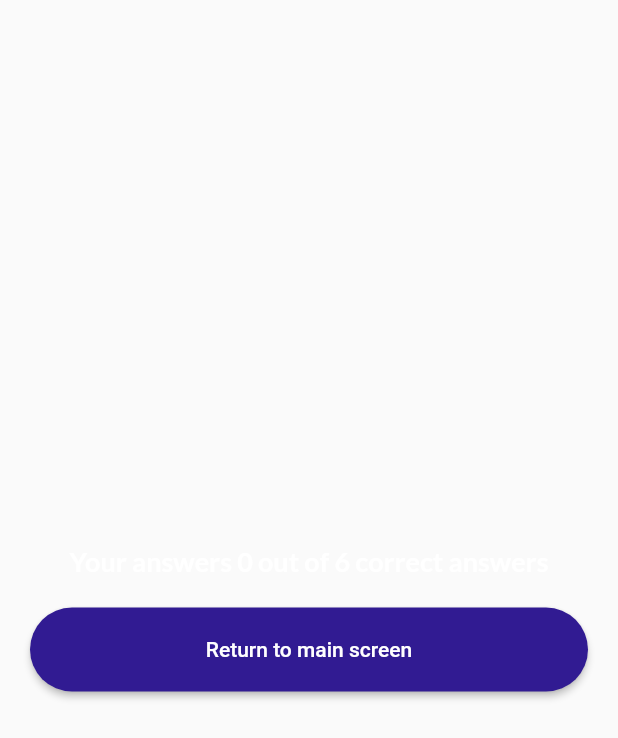
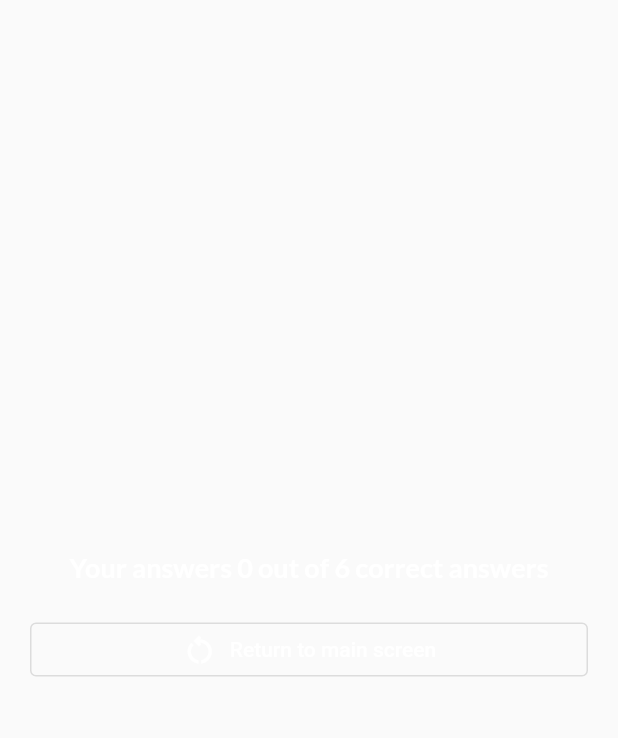
Before and after one commit to akramghaleb/quiz-app, a Flutter app: the ResultPage widget shown alone on an empty page, opened directly with empty values, on a phone screen of 412 x 824 dp. Shown: the top 738 px of the screen. Run offline on Flutter 3.47's test engine with Material 2 defaults, Android fonts, the phone set to English and light mode, and no system bars; our stand-ins replace google_fonts.

Commit message:
Result style

```diff
--- a/lib/result_page.dart
+++ b/lib/result_page.dart
@@ -3,6 +3,7 @@ import 'dart:developer';
 import 'package:flutter/material.dart';
 import 'package:google_fonts/google_fonts.dart';
 import 'package:quiz_app/data/questions.dart';
+import 'package:quiz_app/summary.dart';
 import 'package:quiz_app/widgets/answer_button.dart';
 
 class ResultPage extends StatefulWidget {
@@ -66,71 +67,18 @@ class _ResultPageState extends State<ResultPage> {
             const SizedBox(
               height: 10,
             ),
-            ...getResults().map(
-              (e) => Column(
-                children: [
-                  Row(
-                    children: [
-                      CircleAvatar(
-                        radius: 16,
-                        backgroundColor: e['correct_answer'].toString() ==
-                                e['answer'].toString()
-                            ? Colors.green
-                            : Colors.red[300],
-                        child: Text(
-                          ((e['index'] as int) + 1).toString(),
-                          style: GoogleFonts.lato(
-                            color: Colors.white,
-                            fontSize: 16,
-                          ),
-                          textAlign: TextAlign.center,
-                        ),
-                      ),
-                      const SizedBox(
-                        width: 10,
-                      ),
-                      Column(
-                        crossAxisAlignment: CrossAxisAlignment.start,
-                        children: [
-                          Text(
-                            e['question'].toString(),
-                            style: GoogleFonts.lato(
-                              color: Colors.white,
-                              fontSize: 16,
-                              fontWeight: FontWeight.bold,
-                            ),
-                            textAlign: TextAlign.center,
-                          ),
-                          Text(
-                            e['correct_answer'].toString(),
-                            style: GoogleFonts.lato(
-                              color: Color.fromARGB(139, 255, 255, 255),
-                              fontSize: 16,
-                            ),
-                            textAlign: TextAlign.center,
-                          ),
-                          Text(
-                            e['answer'].toString(),
-                            style: GoogleFonts.lato(
-                              color: Color.fromARGB(255, 0, 4, 255),
-                              fontSize: 16,
-                            ),
-                            textAlign: TextAlign.center,
-                          ),
-                        ],
-                      ),
-                    ],
-                  ),
-                ],
-              ),
-            ),
+            Summary(getResults()),
             const SizedBox(
               height: 10,
             ),
-            AnswerButton(
-              text: 'Return to main screen',
-              onPressed: () {},
-            ),
+            OutlinedButton.icon(
+                onPressed: () {},
+                icon:
+                    const Icon(Icons.restart_alt_outlined, color: Colors.white),
+                label: const Text(
+                  'Return to main screen',
+                  style: TextStyle(color: Colors.white),
+                )),
           ],
         ),
       ),
--- /dev/null
+++ b/lib/summary.dart
@@ -0,0 +1,91 @@
+import 'package:flutter/material.dart';
+import 'package:google_fonts/google_fonts.dart';
+
+class Summary extends StatelessWidget {
+  Summary(this.results, {super.key});
+
+  List<Map<String, Object>> results;
+
+  @override
+  Widget build(BuildContext context) {
+    return Column(
+      children: [
+        ...results.map(
+          (e) => Column(
+            children: [
+              Row(
+                children: [
+                  CircleAvatar(
+                    radius: 16,
+                    backgroundColor:
+                        e['correct_answer'].toString() == e['answer'].toString()
+                            ? Colors.green
+                            : Colors.red[300],
+                    child: Text(
+                      ((e['index'] as int) + 1).toString(),
+                      style: GoogleFonts.lato(
+                        color: Colors.white,
+                        fontSize: 16,
+                      ),
+                      textAlign: TextAlign.center,
+                    ),
+                  ),
+                  const SizedBox(
+                    width: 10,
+                  ),
+                  Expanded(
+                    child: Column(
+                      crossAxisAlignment: CrossAxisAlignment.start,
+                      mainAxisAlignment: MainAxisAlignment.start,
+                      children: [
+                        const SizedBox(
+                          height: 20,
+                        ),
+                        Text(
+                          e['question'].toString(),
+                          style: GoogleFonts.lato(
+                            color: Colors.white,
+                            fontSize: 16,
+                            fontWeight: FontWeight.bold,
+                          ),
+                          textAlign: TextAlign.start,
+                        ),
+                        e['correct_answer'].toString() == e['answer'].toString()
+                            ? Text(
+                                e['correct_answer'].toString(),
+                                style: GoogleFonts.lato(
+                                  color: const Color.fromARGB(255, 0, 255, 8),
+                                  fontSize: 16,
+                                ),
+                                textAlign: TextAlign.start,
+                              )
+                            : Text(
+                                e['correct_answer'].toString(),
+                                style: GoogleFonts.lato(
+                                    color: Colors.red[200],
+                                    fontSize: 16,
+                                    decoration: TextDecoration.lineThrough),
+                                textAlign: TextAlign.start,
+                              ),
+                        e['correct_answer'].toString() == e['answer'].toString()
+                            ? const SizedBox()
+                            : Text(
+                                'Correct Answer: ${e['answer'].toString()}',
+                                style: GoogleFonts.lato(
+                                  color: const Color.fromARGB(255, 0, 255, 8),
+                                  fontSize: 16,
+                                ),
+                                textAlign: TextAlign.start,
+                              ),
+                      ],
+                    ),
+                  ),
+                ],
+              ),
+            ],
+          ),
+        )
+      ],
+    );
+  }
+}
```
